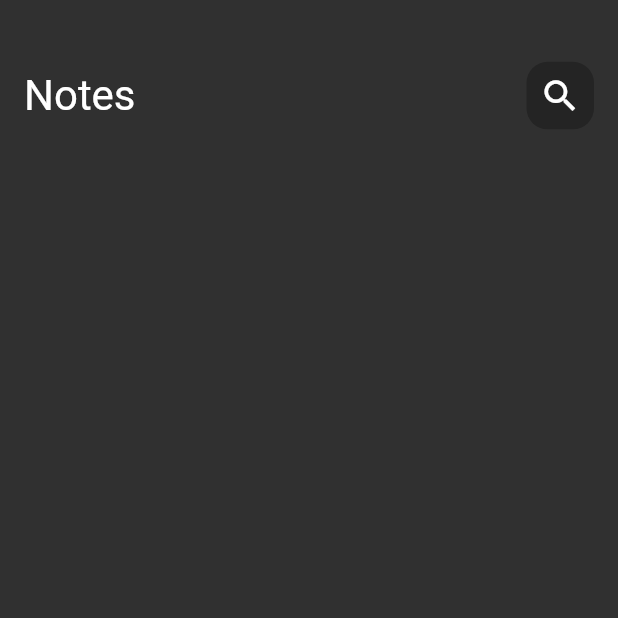
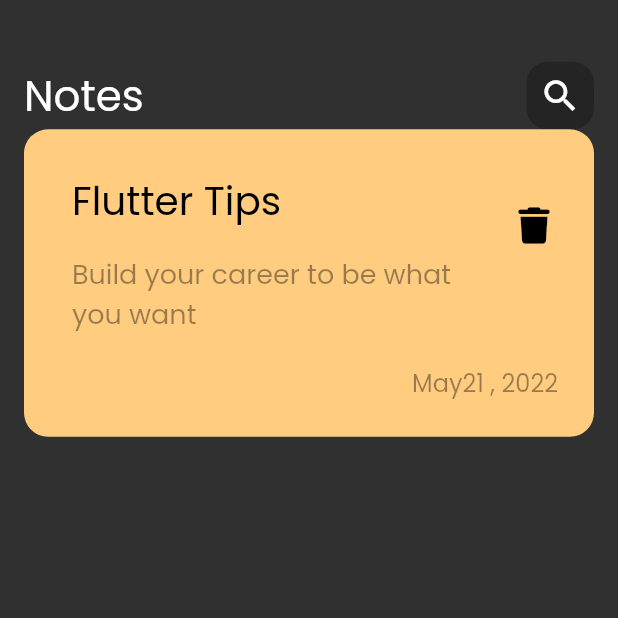
Before and after one commit to IbrahimMarey/notes_app, a Flutter app: the screen it shows after launch, on a phone screen of 412 x 824 dp, the top half of it. Run offline on Flutter 3.47's test engine with Material 2 defaults, Android fonts, the phone set to English and light mode, and no system bars; our stand-ins replace font_awesome_flutter.

Commit message:
create custom Note item

```diff
--- a/lib/main.dart
+++ b/lib/main.dart
@@ -13,7 +13,8 @@ class NotesApp extends StatelessWidget {
     return MaterialApp(
       debugShowCheckedModeBanner: false,
       theme: ThemeData(
-        brightness: Brightness.dark
+        brightness: Brightness.dark,
+        fontFamily: 'Poppins',
       ),
       home: const NotesView(),
     );
--- /dev/null
+++ b/lib/views/widgets/custom_note_item.dart
@@ -0,0 +1,43 @@
+import 'package:flutter/material.dart';
+import 'package:font_awesome_flutter/font_awesome_flutter.dart';
+
+class CustomNoteItem extends StatelessWidget {
+  const CustomNoteItem({Key? key}) : super(key: key);
+
+  @override
+  Widget build(BuildContext context) {
+    return Container(
+      padding: const EdgeInsets.only(top: 24,bottom: 24,left: 16,),
+      decoration: BoxDecoration(
+        color: const Color(0xffFFCC80),
+        borderRadius: BorderRadius.circular(16),
+      ),
+      child: Column(
+        crossAxisAlignment: CrossAxisAlignment.end,
+        children: [
+          ListTile(
+            title: const Text(
+              'Flutter Tips',
+              style: TextStyle(color: Colors.black, fontSize: 26),
+            ),
+            subtitle:  Padding(
+              padding: const EdgeInsets.symmetric(vertical: 16.0),
+              child: Text(
+                'Build your career to be what you want',
+                style: TextStyle(color: Colors.black.withOpacity(.4), fontSize: 18),
+              ),
+            ),
+            trailing: IconButton(
+              onPressed: () {},
+              icon: const Icon(FontAwesomeIcons.trash,color: Colors.black,size: 24,),
+            ),
+          ),
+           Padding(
+             padding: const EdgeInsets.only(right: 24.0,),
+             child: Text('May21 , 2022',style: TextStyle(fontSize: 16,color: Colors.black.withOpacity(.4)),),
+           ),
+        ],
+      ),
+    );
+  }
+}
--- a/lib/views/widgets/notes_view_body.dart
+++ b/lib/views/widgets/notes_view_body.dart
@@ -1,5 +1,6 @@
 import 'package:flutter/material.dart';
 import 'package:notes_app/views/widgets/custom_app_bar.dart';
+import 'package:notes_app/views/widgets/custom_note_item.dart';
 
 class NotesViewBody extends StatelessWidget {
   const NotesViewBody({Key? key}) : super(key: key);
@@ -13,6 +14,7 @@ class NotesViewBody extends StatelessWidget {
         children: [
           SizedBox(height: height *.05,),
           const CustomAppBar(),
+          CustomNoteItem(),
         ],
       ),
     );
```
Also changed, not shown: pubspec.yaml (+5 -6 lines), assets/fonts/Poppins-Regular.ttf (added), pubspec.lock.
